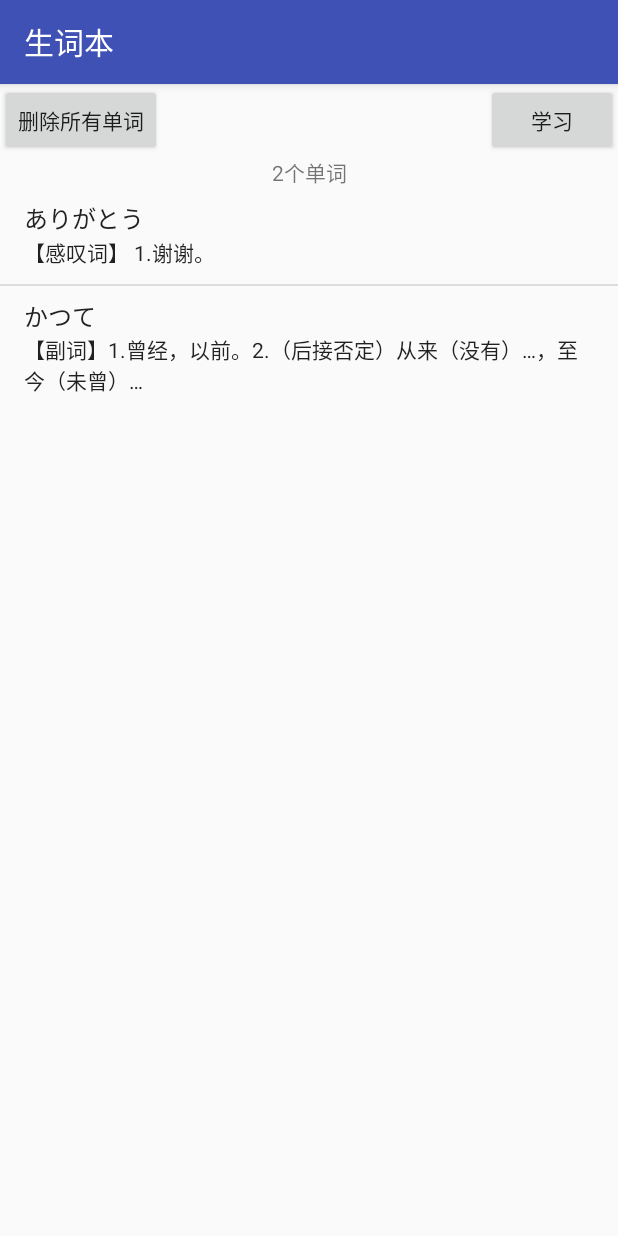
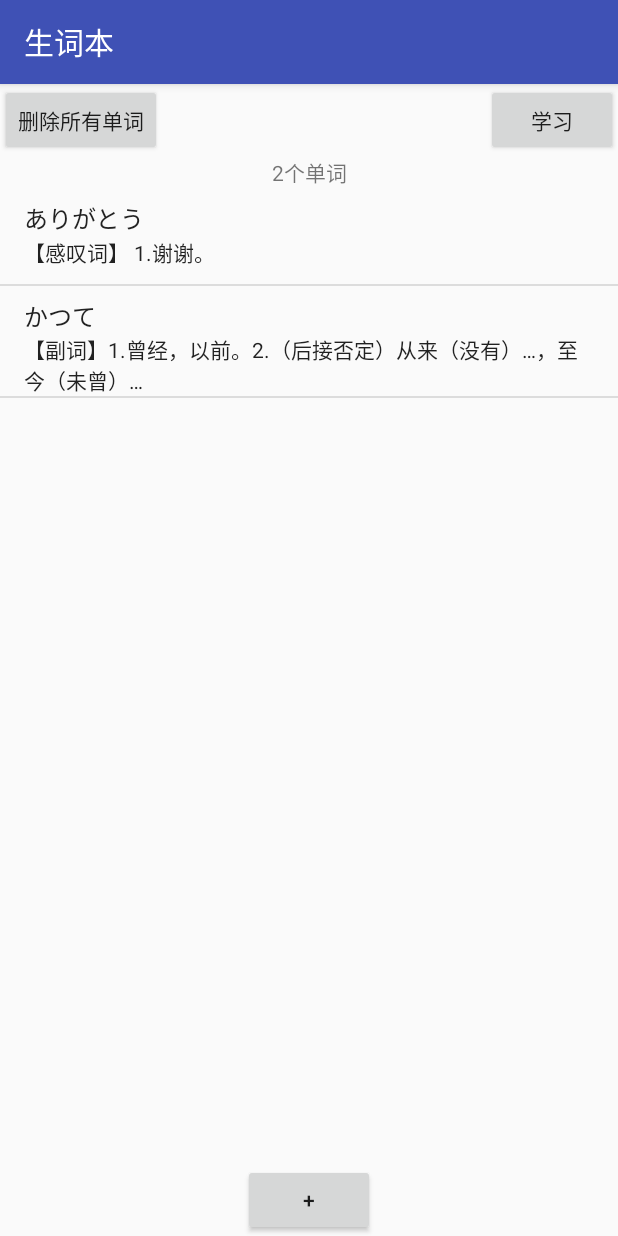
Before and after one commit to SPA-SPA-SPA/French_APP, an Android app: the WordListActivity screen opened directly, with no data from a screen before it, on a phone screen of 412 x 824 dp. Run offline under Robolectric (Android 15) with nearby library versions, the phone set to English and light mode, and no system bars.

Commit message:
I am really angry

```diff
--- a/app/src/main/res/layout/activity_word_list.xml
+++ b/app/src/main/res/layout/activity_word_list.xml
@@ -51,9 +51,17 @@
         android:id="@+id/List_Words"
         android:layout_width="wrap_content"
         android:layout_height="wrap_content"
+        android:layout_weight="1"
         >
 
     </ListView>
+
+    <Button
+        android:layout_width="wrap_content"
+        android:layout_height="wrap_content"
+        android:layout_gravity="center"
+        android:text="+"
+        android:onClick="addWordByhand2"/>
 
 </LinearLayout>
 
```
Also changed, not shown: app/src/main/java/com/example/arthurlai/ever/WordListActivity.java (+21 -0 lines).
